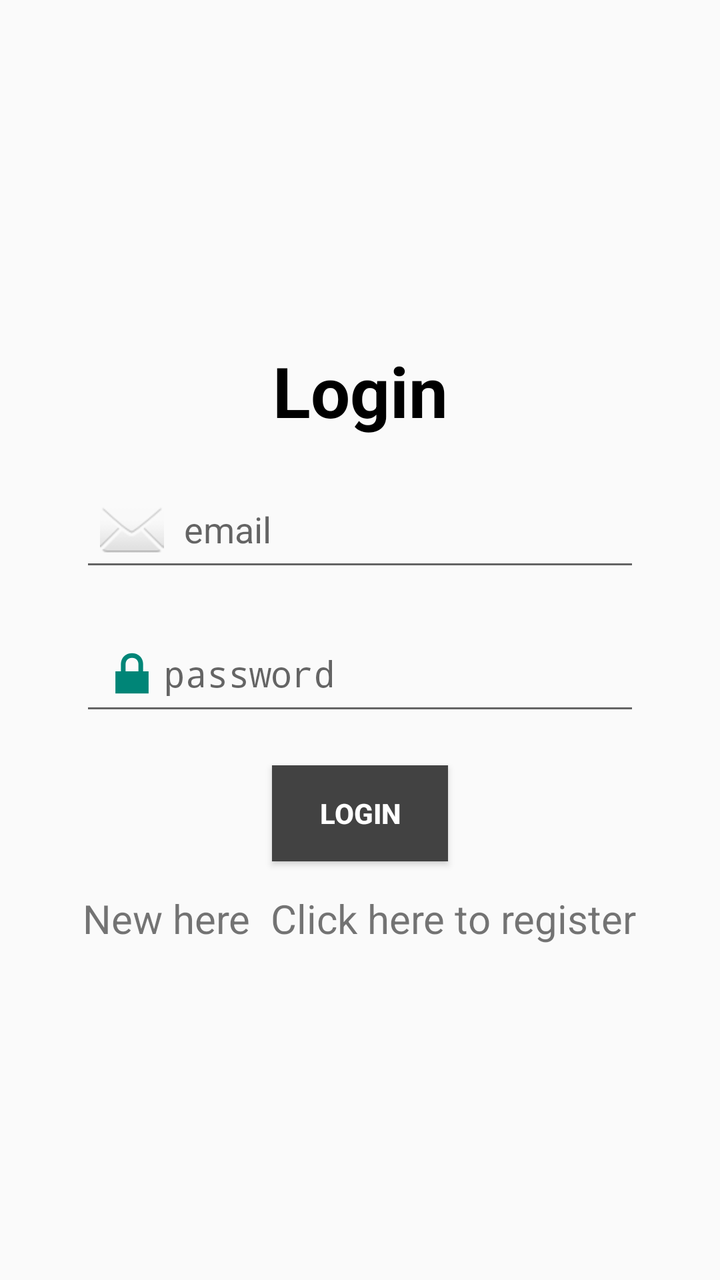
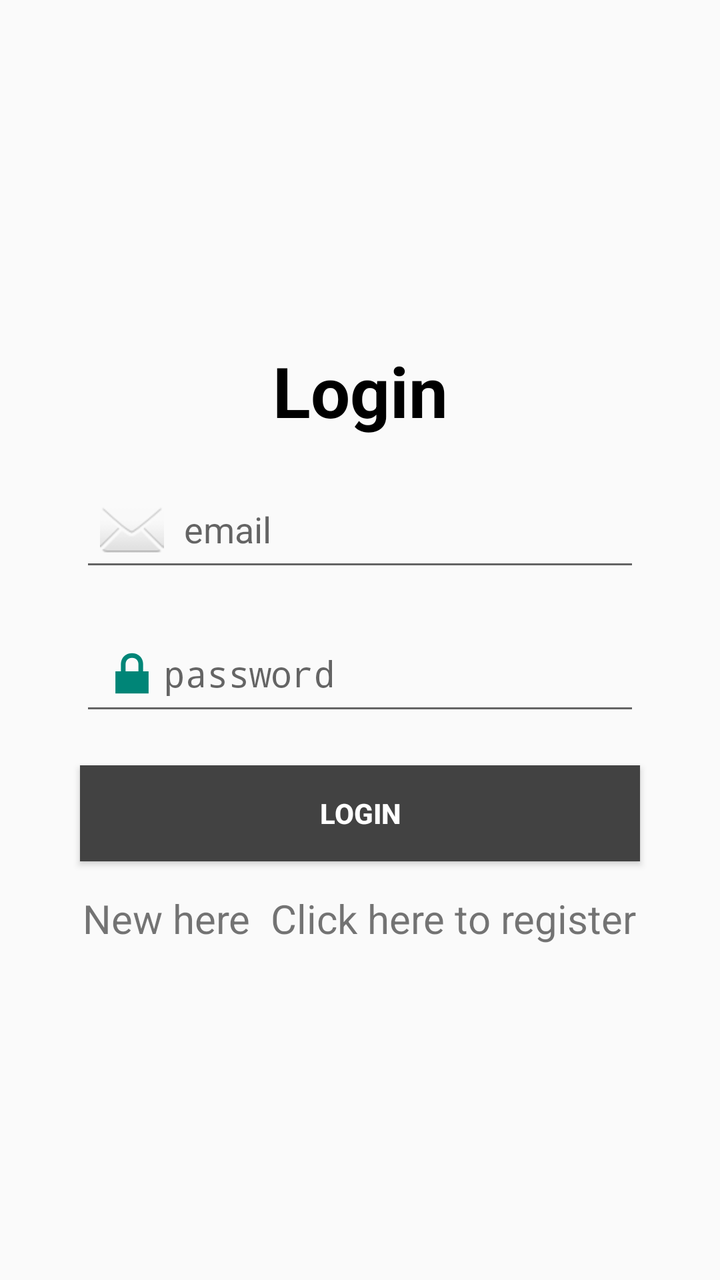

An Android layout rendered at two revisions. The XML below is the earlier revision; the diff shows what the commit changed to produce the second picture.
<!-- AndroidManifest.xml: application theme Theme.Food_Reviews -->
<!-- res/layout/activity_login.xml -->
<?xml version="1.0" encoding="utf-8"?>
<androidx.constraintlayout.widget.ConstraintLayout xmlns:android="http://schemas.android.com/apk/res/android"
    xmlns:app="http://schemas.android.com/apk/res-auto"
    xmlns:tools="http://schemas.android.com/tools"
    android:id="@+id/main"
    android:layout_width="match_parent"
    android:layout_height="match_parent"
    tools:context=".LoginActivity">

    <LinearLayout
        android:layout_width="match_parent"
        android:layout_height="match_parent"
        android:orientation="vertical"
        android:gravity="center"
        android:layout_margin="30dp">

        <TextView
            android:id="@+id/textView"
            android:layout_width="match_parent"
            android:layout_height="wrap_content"
            android:text="Login"
            android:textSize="35dp"
            android:textStyle="bold"
            android:textColor="@color/black"
            android:textAlignment="center"
            android:padding="10dp"
            />

        <EditText
            android:id="@+id/editTextTextEmailAddress"
            android:layout_width="match_parent"
            android:layout_height="wrap_content"
            android:drawableLeft="@android:drawable/ic_dialog_email"
            android:ems="10"
            android:hint="email"
            android:inputType="textEmailAddress"
            android:padding="10dp"
            android:drawablePadding="10dp"
            android:layout_margin="10dp"/>

        <EditText
            android:id="@+id/editTextTextPassword"
            android:layout_width="match_parent"
            android:layout_height="wrap_content"
            android:layout_margin="10dp"
            android:drawableLeft="@android:drawable/ic_lock_lock"
            android:ems="10"
            android:hint="password"
            android:inputType="textPassword"
            android:padding="10dp" />

        <Button
            android:id="@+id/button"
            android:layout_width="wrap_content"
            android:layout_height="wrap_content"
            android:text="Login"
            android:layout_margin="10dp"
            android:textStyle="bold"
            android:background="@color/cardview_dark_background"
            android:textColor="@color/white"/>

        <LinearLayout
            android:layout_width="wrap_content"
            android:layout_height="wrap_content"
            android:orientation="horizontal"

            >

            <TextView
                android:id="@+id/textView2"
                android:layout_width="wrap_content"
                android:layout_height="wrap_content"
                android:layout_weight="1"
                android:text="New here"
                android:textSize="20dp"
                android:padding="5dp"/>

            <TextView
                android:id="@+id/textView3"
                android:layout_width="wrap_content"
                android:layout_height="wrap_content"
                android:layout_weight="1"
                android:text="Click here to register"
                android:textSize="20dp"
                android:padding="5dp"/>
        </LinearLayout>
    </LinearLayout>
</androidx.constraintlayout.widget.ConstraintLayout>
<!-- resources referenced by this layout -->
<resources>
  <color name="black">#FF000000</color>
  <color name="white">#FFFFFFFF</color>
  <style name="Theme.Food_Reviews" parent="android:Theme.Material.Light.NoActionBar" />
</resources>

<!-- the commit's change to res/layout/activity_login.xml (unified diff, before → after) -->
@@ -51,7 +51,7 @@
 
         <Button
             android:id="@+id/button"
-            android:layout_width="wrap_content"
+            android:layout_width="match_parent"
             android:layout_height="wrap_content"
             android:text="Login"
             android:layout_margin="10dp"
